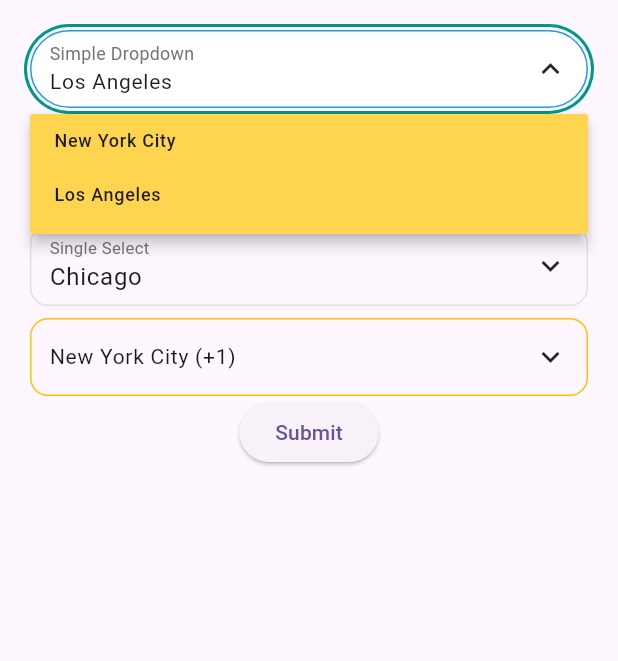
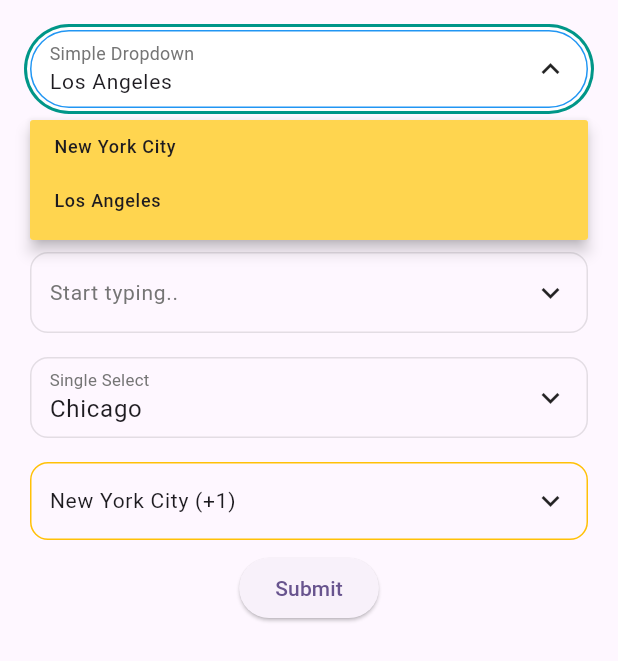
Before and after one commit to DartForce22/df_dropdown, a Flutter app: the screen it shows after launch, after a tap on the "keyboard arrow down" icon, on a phone screen of 412 x 824 dp. Shown: the top 661 px of the screen. Run offline on Flutter 3.47's test engine with Material 3 defaults, Android fonts, the light colour scheme and no system bars.

Commit message:
Removed logs

```diff
--- a/example/lib/main.dart
+++ b/example/lib/main.dart
@@ -41,7 +41,7 @@ class MyApp extends StatelessWidget {
                   mainAxisAlignment: MainAxisAlignment.start,
                   children: [
                     DfSimpleDropdown<String>(
-                      dropdownType: DropdownType.overlay,
+                      // dropdownType: DropdownType.overlay,
                       decoration: DropdownDecoration(
                         borderRadius: BorderRadius.circular(999),
                         borderColor: Colors.blue,
@@ -102,7 +102,7 @@ class MyApp extends StatelessWidget {
                       height: 8,
                     ),
                     DfSearchableSingleSelectDropdown<String>(
-                      dropdownType: DropdownType.overlay,
+                      // dropdownType: DropdownType.overlay,
                       hintText: "Select...",
                       labelText: "Single Select",
                       selectorDecoration: const SingleSelectorDecoration(
@@ -170,7 +170,7 @@ class MyApp extends StatelessWidget {
                         DropDownModel<String>(
                             key: "11", value: "5", text: "Texas"),
                       ],
-                      dropdownType: DropdownType.overlay,
+                      // dropdownType: DropdownType.overlay,
                     ),
                     ElevatedButton(
                       onPressed: () {
--- a/lib/providers/base_dropdown_provider.dart
+++ b/lib/providers/base_dropdown_provider.dart
@@ -1,5 +1,3 @@
-import 'dart:developer';
-
 import 'package:flutter/material.dart';
 
 import '/models/drop_down_model.dart';
@@ -105,7 +103,6 @@ abstract class BaseDropdownProvider<T> with ChangeNotifier {
 
   /// Expands the suggestions list in the dropdown.
   void expandSuggestions({Widget? selectorWidget}) {
-    log("message $selectorWidget");
     suggestionsExpanded = true;
     if (selectorWidget != null) {
       _showOverlay(selectorWidget);
--- a/lib/widgets/searchable_multi_select_dropdown_selector.dart
+++ b/lib/widgets/searchable_multi_select_dropdown_selector.dart
@@ -40,6 +40,7 @@ class SearchableMultiSelectDropdownSelector<T> extends StatelessWidget {
         ),
         child: Column(
           children: [
+            if (provider.suggestionsExpanded)
               Padding(
                 padding: const EdgeInsets.symmetric(
                   horizontal: 16,
@@ -66,6 +67,7 @@ class SearchableMultiSelectDropdownSelector<T> extends StatelessWidget {
                   ],
                 ),
               ),
+            if (provider.suggestionsExpanded)
               Divider(
                 height: 1,
                 color: selectorDecoration?.dividerColor,
--- a/lib/widgets/searchable_single_select_dropdown_selector.dart
+++ b/lib/widgets/searchable_single_select_dropdown_selector.dart
@@ -41,6 +41,7 @@ class SearchableSingleSelectDropdownSelector<T> extends StatelessWidget {
         ),
         child: Column(
           children: [
+            if (provider.suggestionsExpanded)
               Padding(
                 padding: const EdgeInsets.symmetric(
                   horizontal: 16,
@@ -67,6 +68,7 @@ class SearchableSingleSelectDropdownSelector<T> extends StatelessWidget {
                   ],
                 ),
               ),
+            if (provider.suggestionsExpanded)
               Divider(
                 height: 1,
                 color: selectorDecoration?.dividerColor,
```
Lines whose indentation alone changed are shown as unchanged.
